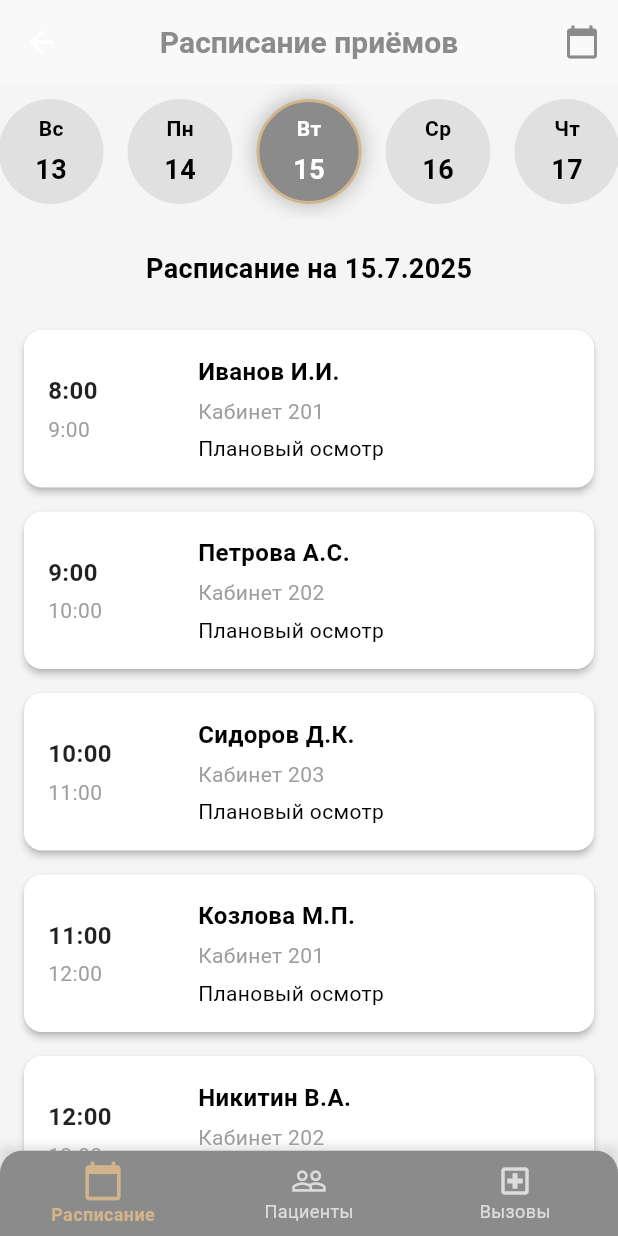
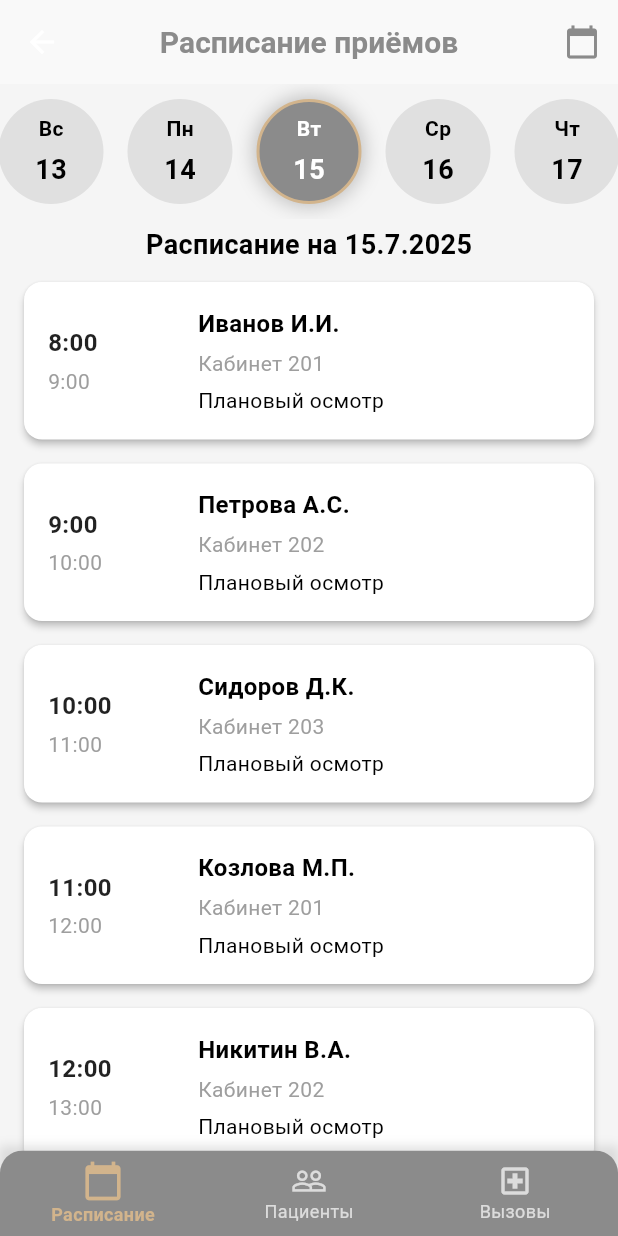
Before and after one commit to arrssenii/mobileapp-frontend2, a Flutter app: the MainScreen screen opened by its route, on a phone screen of 412 x 824 dp. Run offline on Flutter 3.47's test engine with Material 3 defaults, Android fonts, the phone set to English and light mode, and no system bars; our stand-ins replace bloc, dio, equatable, flutter_bloc, get_it.

Commit message:
space fix in schedule screen

```diff
--- a/lib/presentation/pages/schedule_screen.dart
+++ b/lib/presentation/pages/schedule_screen.dart
@@ -176,7 +176,7 @@ class _ScheduleScreenState extends State<ScheduleScreen> {
     });
   }
 
-  @override
+@override
 Widget build(BuildContext context) {
   return Column(
     children: [
@@ -204,12 +204,16 @@ Widget build(BuildContext context) {
         daysRange: 30,
       ),
 
-      const SizedBox(height: 20),
-      Text(
-        'Расписание на ${_selectedDate.day}.${_selectedDate.month}.${_selectedDate.year}',
-        style: const TextStyle(fontSize: 18, fontWeight: FontWeight.bold),
+      Padding(
+        padding: const EdgeInsets.symmetric(vertical: 4.0),
+        child: Text(
+          'Расписание на ${_selectedDate.day}.${_selectedDate.month}.${_selectedDate.year}',
+          style: const TextStyle(
+            fontSize: 18,
+            fontWeight: FontWeight.bold,
+          ),
+        ),
       ),
-      const SizedBox(height: 20),
 
       Expanded(
         child: ResponsiveCardList(
--- a/lib/presentation/widgets/responsive_card_list.dart
+++ b/lib/presentation/widgets/responsive_card_list.dart
@@ -83,7 +83,7 @@ class ResponsiveCardList extends StatelessWidget {
 
   Widget _buildSearchRow(BuildContext context) {
     return Padding(
-      padding: const EdgeInsets.all(16.0),
+      padding: const EdgeInsets.all(8.0),
       child: Row(
         children: [
           // Поле поиска
```
Also changed, not shown: lib/presentation/pages/patient_list_screen.dart (+59 -9 lines).
